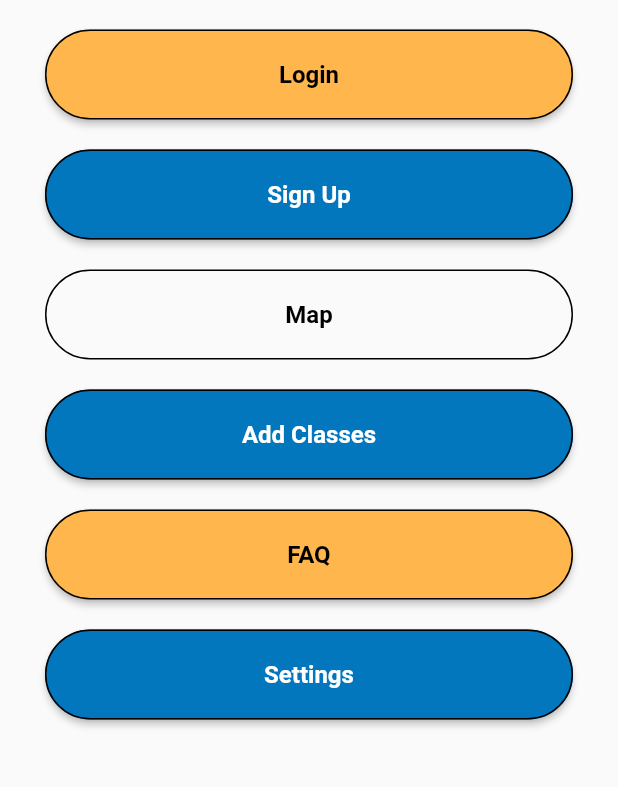
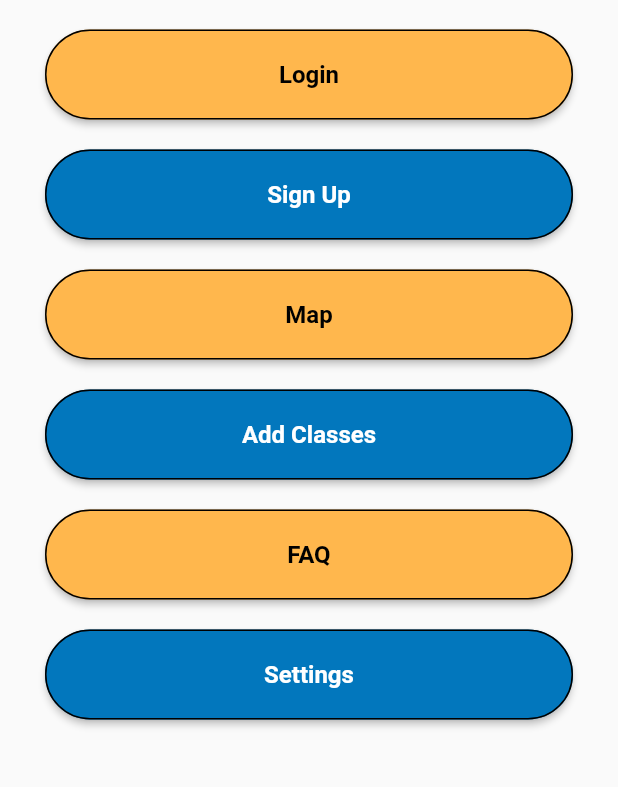
Before and after one commit to cainanmahar/campus_compass, a Flutter app: the screen it shows after launch, on a phone screen of 412 x 824 dp, the part 215-1002 px from its top. Run offline on Flutter 3.47's test engine with Material 2 defaults, Android fonts, the phone set to English and light mode, and no system bars; our stand-ins replace flutter_map, latlong2.

```diff
--- a/lib/home.dart
+++ b/lib/home.dart
@@ -100,6 +100,7 @@ class HomePage extends StatelessWidget {
                   // Navigate to sign up page when the button is pressed
                   Navigator.pushNamed(context, '/map');
                 },
+                color: Colors.orange[300],
                 shape: RoundedRectangleBorder(
                     side: const BorderSide(
                       color: Colors.black,
```
